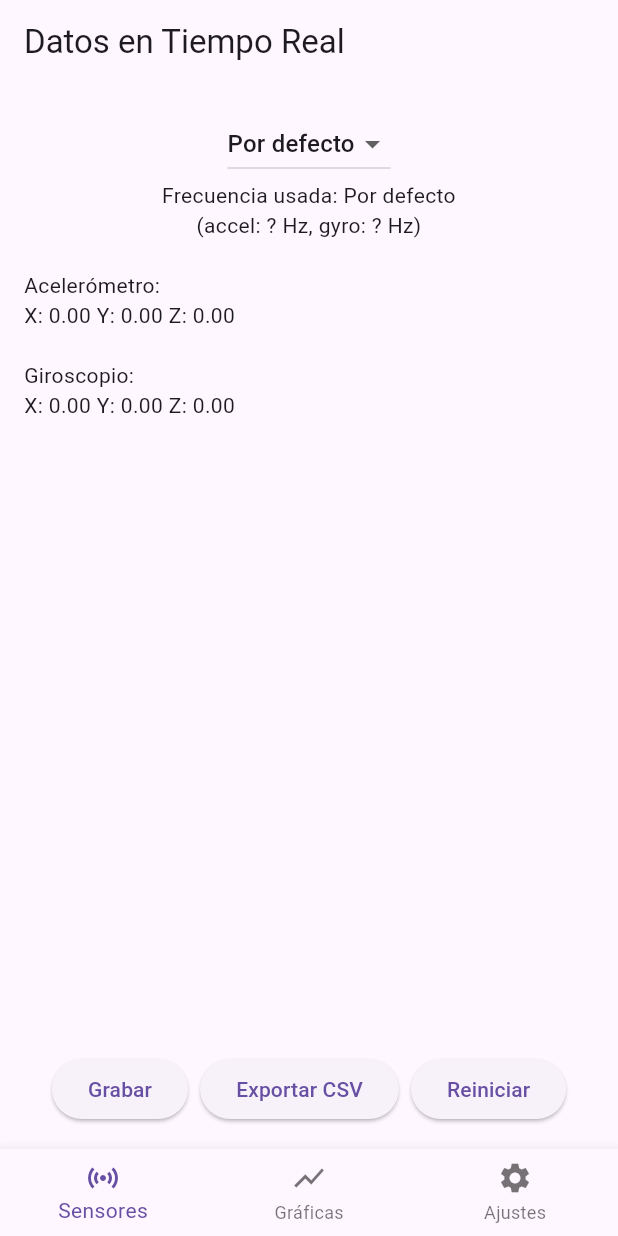
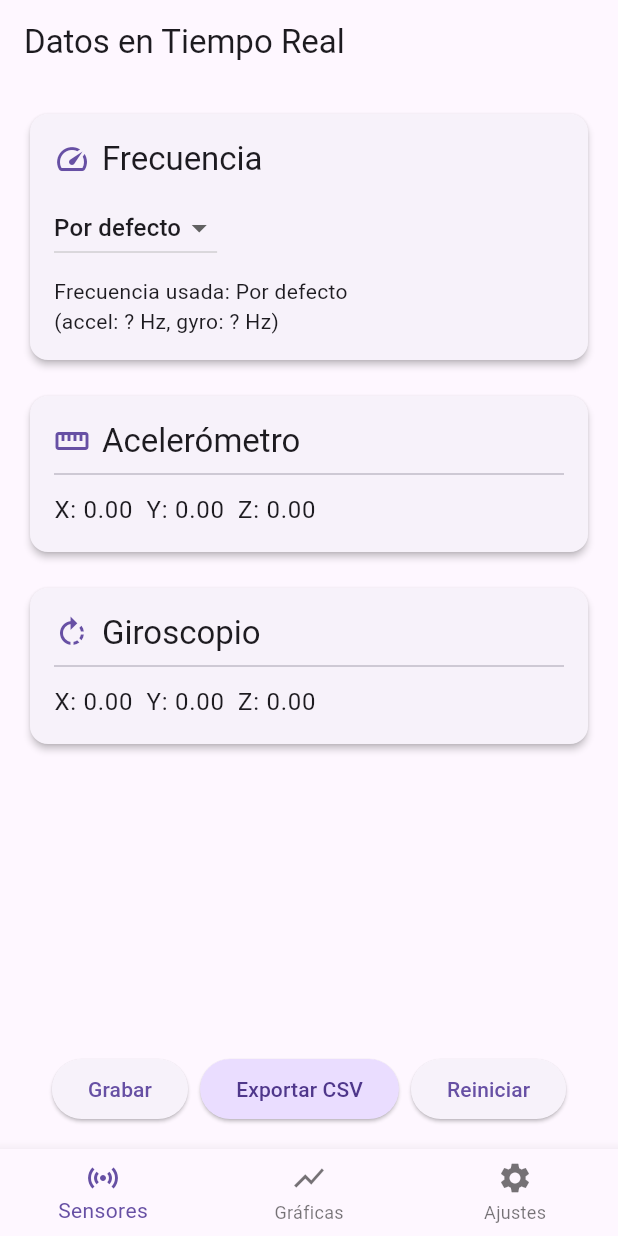
Before and after one commit to AnaOrozco122002/Sensors_App_Take_Simple, a Flutter app: the screen it shows after launch, on a phone screen of 412 x 824 dp. Run offline on Flutter 3.47's test engine with Material 3 defaults, Android fonts, the light colour scheme and no system bars; our stand-ins replace csv, fl_chart, sensors_plus, share_plus.

Commit message:
Elegir Frecuencia y Grafico por ejes

```diff
--- a/lib/main.dart
+++ b/lib/main.dart
@@ -2,6 +2,8 @@ import 'package:flutter/material.dart';
 import 'sensor_page.dart';
 import 'visualization_page.dart';
 import 'settings_page.dart';
+import 'sensor_controller.dart';
+
 
 void main() {
   runApp(const MyApp());
@@ -54,10 +56,10 @@ class MainPage extends StatefulWidget {
 
 class _MainPageState extends State<MainPage> {
   int _selectedIndex = 0;
-
+  final SensorController _controller = SensorController();
   late final List<Widget> _pages = [
-    const SensorPage(),
-    const VisualizationPage(),
+    SensorPage(controller: _controller),
+    VisualizationPage(controller: _controller),
     SettingsPage(
       currentMode: widget.currentTheme,
       onThemeChanged: widget.onThemeChanged,
--- a/lib/sensor_page.dart
+++ b/lib/sensor_page.dart
@@ -3,16 +3,17 @@ import 'package:share_plus/share_plus.dart';
 import 'sensor_controller.dart';
 
 class SensorPage extends StatefulWidget {
-  const SensorPage({super.key});
+  final SensorController controller;
+
+  const SensorPage({super.key, required this.controller});
 
   @override
   State<SensorPage> createState() => _SensorPageState();
 }
 
 class _SensorPageState extends State<SensorPage> {
-  final SensorController _controller = SensorController();
   bool _isRecording = false;
-  final List<String> _frequencies = ['Por defecto', '30 Hz', '50 Hz', '60 Hz'];
+  final List<String> _frequencies = ['Por defecto', '20 Hz', '30 Hz', '50 Hz', '60 Hz'];
   String _selectedFrequency = 'Por defecto';
 
   double? _lastRecordedAccelFreq;
@@ -21,38 +22,36 @@ class _SensorPageState extends State<SensorPage> {
   @override
   void initState() {
     super.initState();
-    _controller.onNewFrequency = (accelFreq, gyroFreq) {
+    widget.controller.onNewFrequency = (accelFreq, gyroFreq) {
       setState(() {
         _lastRecordedAccelFreq = accelFreq;
         _lastRecordedGyroFreq = gyroFreq;
       });
     };
-    _controller.startListening();
+    widget.controller.startListening();
   }
 
   @override
   void dispose() {
-    _controller.stopListening();
+    widget.controller.stopListening();
     super.dispose();
   }
 
   void _toggleRecording() {
     setState(() => _isRecording = !_isRecording);
-    _isRecording ? _controller.startRecording() : _controller.stopRecording();
+    _isRecording ? widget.controller.startRecording() : widget.controller.stopRecording();
   }
 
   void _exportData() async {
     try {
-      final path = await _controller.exportToCsv(context);
+      final path = await widget.controller.exportToCsv(context);
       if (!mounted) return;
 
       ScaffoldMessenger.of(context).showSnackBar(
         SnackBar(content: Text('Datos exportados en: $path')),
       );
 
-      // Compartir el archivo exportado
       await Share.shareXFiles([XFile(path)], text: 'Datos de sensores exportados');
-
     } catch (e) {
       if (!mounted) return;
       ScaffoldMessenger.of(context).showSnackBar(
@@ -62,7 +61,7 @@ class _SensorPageState extends State<SensorPage> {
   }
 
   void _clearData() {
-    _controller.clearData();
+    widget.controller.clearData();
     ScaffoldMessenger.of(context).showSnackBar(
       const SnackBar(content: Text('Datos CSV reiniciados')),
     );
@@ -75,23 +74,27 @@ class _SensorPageState extends State<SensorPage> {
     });
 
     switch (value) {
+      case '20 Hz':
+        widget.controller.setFrequency('20 Hz', const Duration(milliseconds: 50));
+        break;
       case '30 Hz':
-        _controller.setFrequency('30 Hz', const Duration(milliseconds: 33));
+        widget.controller.setFrequency('30 Hz', const Duration(milliseconds: 33));
         break;
       case '50 Hz':
-        _controller.setFrequency('50 Hz', const Duration(milliseconds: 20));
+        widget.controller.setFrequency('50 Hz', const Duration(milliseconds: 20));
         break;
       case '60 Hz':
-        _controller.setFrequency('60 Hz', const Duration(milliseconds: 16));
+        widget.controller.setFrequency('60 Hz', const Duration(milliseconds: 16));
         break;
       default:
-        _controller.setFrequency('Por defecto');
+        widget.controller.setFrequency('Por defecto');
         break;
     }
   }
 
   @override
   Widget build(BuildContext context) {
+    final theme = Theme.of(context);
     final defaultInfo = (_selectedFrequency == 'Por defecto')
         ? '\n(accel: ${_lastRecordedAccelFreq?.toStringAsFixed(2) ?? "?"} Hz, '
         'gyro: ${_lastRecordedGyroFreq?.toStringAsFixed(2) ?? "?"} Hz)'
@@ -103,6 +106,25 @@ class _SensorPageState extends State<SensorPage> {
         padding: const EdgeInsets.all(16.0),
         child: Column(
           children: [
+            Expanded(
+              child: ListView(
+                children: [
+                  Card(
+                    elevation: 2,
+                    shape: RoundedRectangleBorder(borderRadius: BorderRadius.circular(12)),
+                    child: Padding(
+                      padding: const EdgeInsets.all(16.0),
+                      child: Column(
+                        crossAxisAlignment: CrossAxisAlignment.start,
+                        children: [
+                          Row(
+                            children: [
+                              Icon(Icons.speed, color: theme.colorScheme.primary),
+                              const SizedBox(width: 8),
+                              Text('Frecuencia', style: theme.textTheme.titleLarge),
+                            ],
+                          ),
+                          const SizedBox(height: 8),
                           DropdownButton<String>(
                             value: _selectedFrequency,
                             onChanged: _onFrequencyChanged,
@@ -110,34 +132,79 @@ class _SensorPageState extends State<SensorPage> {
                                 .map((f) => DropdownMenuItem(value: f, child: Text(f)))
                                 .toList(),
                           ),
+                          const SizedBox(height: 8),
                           ValueListenableBuilder<String>(
-              valueListenable: _controller.frequencyLabel,
+                            valueListenable: widget.controller.frequencyLabel,
                             builder: (_, label, __) => Text(
                               'Frecuencia usada: $label$defaultInfo',
-                textAlign: TextAlign.center,
+                              textAlign: TextAlign.start,
+                              style: theme.textTheme.bodyMedium,
                             ),
                           ),
-            const SizedBox(height: 20),
-            Expanded(
-              child: ListView(
-                children: [
-                  const Text('Acelerómetro:'),
-                  ValueListenableBuilder(
-                    valueListenable: _controller.accelerometerValues,
-                    builder: (_, value, __) => Text(
-                      'X: ${value[0].toStringAsFixed(2)} '
-                          'Y: ${value[1].toStringAsFixed(2)} '
-                          'Z: ${value[2].toStringAsFixed(2)}',
+                        ],
                       ),
                     ),
-                  const SizedBox(height: 20),
-                  const Text('Giroscopio:'),
+                  ),
+                  const SizedBox(height: 16),
+                  Card(
+                    elevation: 2,
+                    shape: RoundedRectangleBorder(borderRadius: BorderRadius.circular(12)),
+                    child: Padding(
+                      padding: const EdgeInsets.all(16.0),
+                      child: Column(
+                        crossAxisAlignment: CrossAxisAlignment.start,
+                        children: [
+                          Row(
+                            children: [
+                              Icon(Icons.straighten, color: theme.colorScheme.primary),
+                              const SizedBox(width: 8),
+                              Text('Acelerómetro', style: theme.textTheme.titleLarge),
+                            ],
+                          ),
+                          const Divider(thickness: 1.2),
+                          const SizedBox(height: 4),
                           ValueListenableBuilder(
-                    valueListenable: _controller.gyroscopeValues,
+                            valueListenable: widget.controller.accelerometerValues,
                             builder: (_, value, __) => Text(
-                      'X: ${value[0].toStringAsFixed(2)} '
-                          'Y: ${value[1].toStringAsFixed(2)} '
+                              'X: ${value[0].toStringAsFixed(2)}  '
+                                  'Y: ${value[1].toStringAsFixed(2)}  '
                                   'Z: ${value[2].toStringAsFixed(2)}',
+                              style: theme.textTheme.bodyLarge,
+                            ),
+                          ),
+                        ],
+                      ),
+                    ),
+                  ),
+                  const SizedBox(height: 16),
+                  Card(
+                    elevation: 2,
+                    shape: RoundedRectangleBorder(borderRadius: BorderRadius.circular(12)),
+                    child: Padding(
+                      padding: const EdgeInsets.all(16.0),
+                      child: Column(
+                        crossAxisAlignment: CrossAxisAlignment.start,
+                        children: [
+                          Row(
+                            children: [
+                              Icon(Icons.rotate_right, color: theme.colorScheme.primary),
+                              const SizedBox(width: 8),
+                              Text('Giroscopio', style: theme.textTheme.titleLarge),
+                            ],
+                          ),
+                          const Divider(thickness: 1.2),
+                          const SizedBox(height: 4),
+                          ValueListenableBuilder(
+                            valueListenable: widget.controller.gyroscopeValues,
+                            builder: (_, value, __) => Text(
+                              'X: ${value[0].toStringAsFixed(2)}  '
+                                  'Y: ${value[1].toStringAsFixed(2)}  '
+                                  'Z: ${value[2].toStringAsFixed(2)}',
+                              style: theme.textTheme.bodyLarge,
+                            ),
+                          ),
+                        ],
+                      ),
                     ),
                   ),
                 ],
@@ -155,6 +222,10 @@ class _SensorPageState extends State<SensorPage> {
                 ),
                 ElevatedButton(
                   onPressed: _exportData,
+                  style: ElevatedButton.styleFrom(
+                    backgroundColor: theme.colorScheme.primaryContainer,
+                    foregroundColor: theme.colorScheme.onPrimaryContainer,
+                  ),
                   child: const Text('Exportar CSV'),
                 ),
                 ElevatedButton(
@@ -162,7 +233,7 @@ class _SensorPageState extends State<SensorPage> {
                   child: const Text('Reiniciar'),
                 ),
               ],
-            )
+            ),
           ],
         ),
       ),
--- a/pubspec.yaml
+++ b/pubspec.yaml
@@ -41,7 +41,7 @@ dependencies:
   permission_handler: ^12.0.0
   external_path: ^2.2.0
   share_plus: ^11.0.0
-
+  get: ^4.7.2
 
 
 dev_dependencies:
```
Also changed, not shown: lib/sensor_controller.dart (+111 -41 lines), lib/visualization_page.dart (+100 -122 lines), pubspec.lock. Lines whose indentation alone changed are shown as unchanged.
